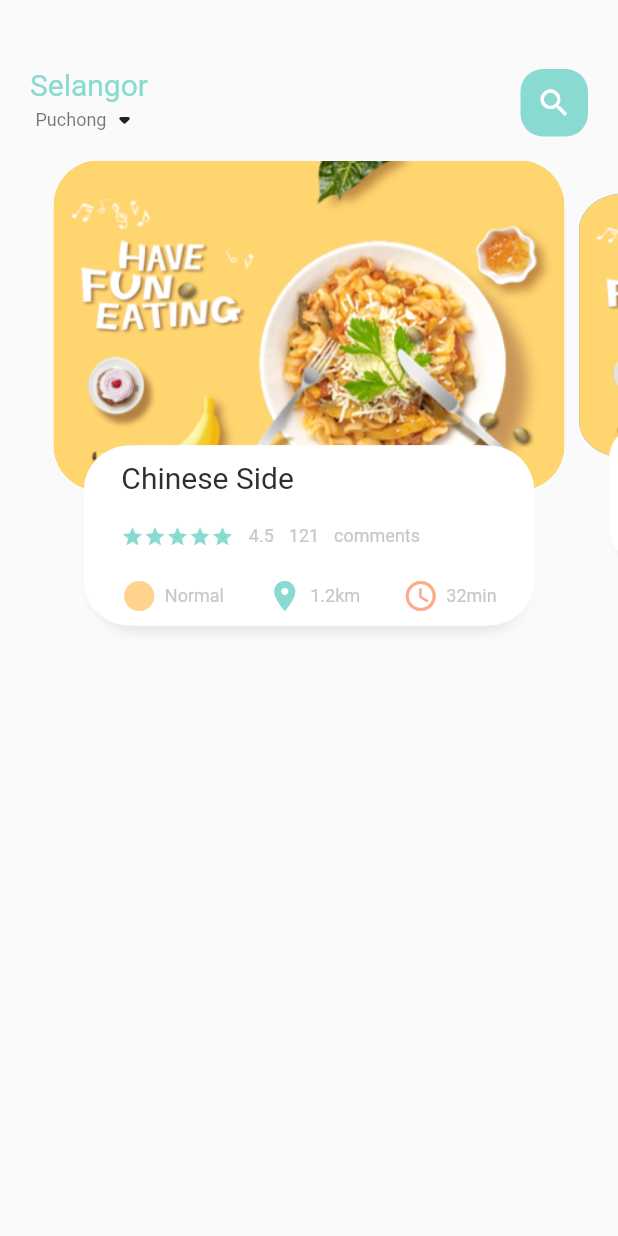
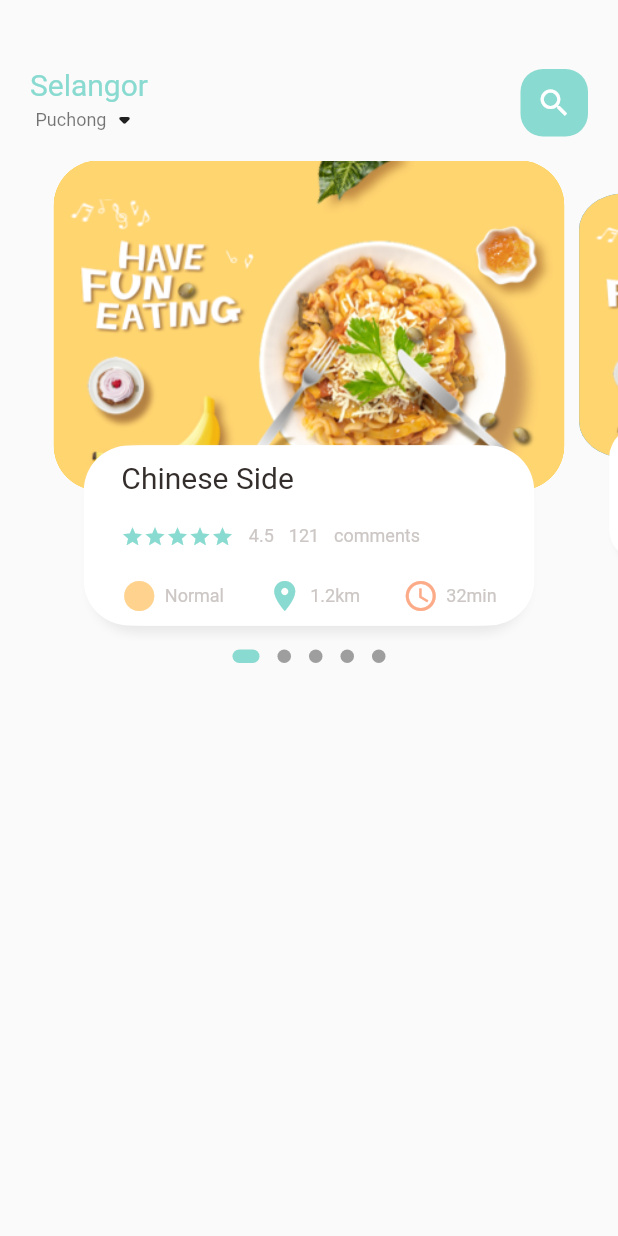
Before and after one commit to dawirashid/food_delivery_demo, a Flutter app: the screen it shows after launch, on a phone screen of 412 x 824 dp. Run offline on Flutter 3.47's test engine with Material 2 defaults, Android fonts, the phone set to English and light mode, and no system bars; drawn by our look-alikes of dots_indicator.

```diff
--- a/lib/home/food_page_body.dart
+++ b/lib/home/food_page_body.dart
@@ -3,6 +3,7 @@ import 'package:food_delivery_demo/utilis/colors.dart';
 import 'package:food_delivery_demo/widgets/big_text.dart';
 import 'package:food_delivery_demo/widgets/icon_and_text_widget.dart';
 import 'package:food_delivery_demo/widgets/small_text.dart';
+import 'package:dots_indicator/dots_indicator.dart';
 
 class FoodPageBody extends StatefulWidget {
   const FoodPageBody({Key? key}) : super(key: key);
@@ -37,7 +38,9 @@ class _FoodPageBodyState extends State<FoodPageBody> {
   @override
   Widget build(BuildContext context) {
     // ignore: sized_box_for_whitespace
-    return Container(
+    return Column(
+      children: [
+        Container(
           // color: Colors.blue,
           height: 320,
           child: PageView.builder(
@@ -47,6 +50,20 @@ class _FoodPageBodyState extends State<FoodPageBody> {
               return _buildPageItem(position);
             },
           ),
+        ),
+        DotsIndicator(
+          dotsCount: 5,
+          position: _currentPageValue,
+          decorator: DotsDecorator(
+            size: const Size.square(9.0),
+            activeSize: const Size(18.0, 9.0),
+            activeColor: AppColors.mainColor,
+            activeShape: RoundedRectangleBorder(
+              borderRadius: BorderRadius.circular(5.0),
+            ),
+          ),
+        ),
+      ],
     );
   }
 
--- a/pubspec.yaml
+++ b/pubspec.yaml
@@ -34,6 +34,7 @@ dependencies:
   # The following adds the Cupertino Icons font to your application.
   # Use with the CupertinoIcons class for iOS style icons.
   cupertino_icons: ^1.0.2
+  dots_indicator: ^2.1.0
 
 dev_dependencies:
   flutter_test:
```
Also changed, not shown: pubspec.lock. Lines whose indentation alone changed are shown as unchanged.
